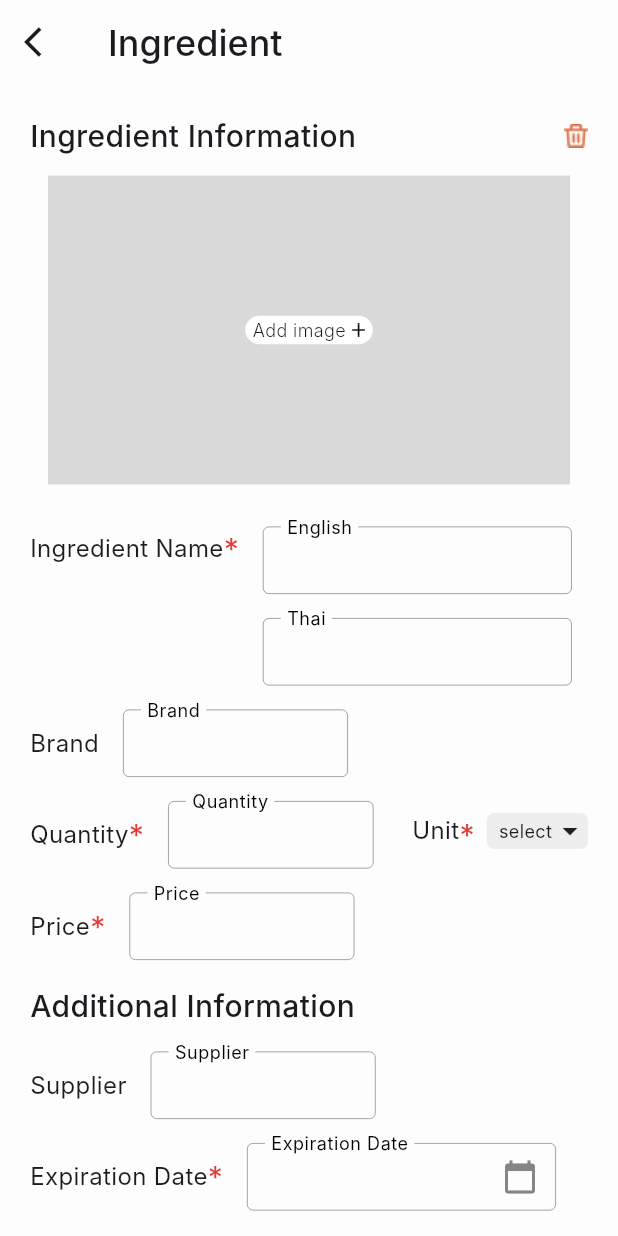
After one commit to BakingUp/BakingUp-Frontend, a Flutter app: the AddEditIngredientStockScreen screen opened by its route, after a tap on the "arrow back ios" icon, on a phone screen of 412 x 824 dp. The commit adds this screen. Run offline on Flutter 3.47's test engine with Material 3 defaults, Android fonts, the phone set to English and light mode, and no system bars; Roboto replaces fonts that are missing (Inter).

Commit message:
[ADD] Add / edit ingredient stock UI

```diff
--- a/lib/constants/routes.dart
+++ b/lib/constants/routes.dart
@@ -13,6 +13,7 @@ const orderDetailRoute = '/orderDetail/';
 const notificationRoute = '/notification/';
 const profileRoute = '/profile/';
 const addEditIngredientRoute = '/addEditIngredient/';
+const addEditIngredientStockRoute = '/addEditIngredientStock/';
 const addEditRecipeRoute = '/addEditRecipe/';
 const addEditOrderRoute = '/addEditOrder/';
 const stockRoute = '/stock/';
--- a/lib/main.dart
+++ b/lib/main.dart
@@ -1,5 +1,6 @@
 import 'package:bakingup_frontend/constants/routes.dart';
 import 'package:bakingup_frontend/screens/add_edit_ingredient_screen.dart';
+import 'package:bakingup_frontend/screens/add_edit_ingredient_stock_screen.dart';
 import 'package:bakingup_frontend/screens/add_edit_order_screen.dart';
 import 'package:bakingup_frontend/screens/add_edit_recipe_screen.dart';
 import 'package:bakingup_frontend/screens/add_edit_stock_screen.dart';
@@ -80,6 +81,9 @@ class _MainAppState extends State<MainApp> {
           case addEditIngredientRoute:
             return MaterialPageRoute(
                 builder: (context) => const AddEditIngredientScreen());
+          case addEditIngredientStockRoute:
+            return MaterialPageRoute(
+                builder: (context) => const AddEditIngredientStockScreen());
           case addEditRecipeRoute:
             return MaterialPageRoute(
                 builder: (context) => const AddEditRecipeScreen());
--- /dev/null
+++ b/lib/screens/add_edit_ingredient_stock_screen.dart
@@ -0,0 +1,304 @@
+// Importing libraries
+import 'package:flutter/material.dart';
+
+// Importing files
+import 'package:bakingup_frontend/constants/colors.dart';
+import 'package:bakingup_frontend/widgets/add_edit_ingredient_stock/add_edit_ingredient_stock_container.dart';
+import 'package:bakingup_frontend/widgets/add_edit_ingredient_stock/add_edit_ingredient_stock_title.dart';
+import 'package:bakingup_frontend/widgets/add_edit_ingredient_stock/add_edit_ingredient_stock_delete_button.dart';
+import 'package:bakingup_frontend/widgets/add_edit_ingredient_stock/add_edit_ingredient_stock_expiration_date_field.dart';
+import 'package:bakingup_frontend/widgets/add_edit_ingredient_stock/add_edit_ingredient_stock_name_text_field.dart';
+import 'package:bakingup_frontend/widgets/add_edit_ingredient_stock/add_edit_ingredient_stock_text_field.dart';
+import 'package:bakingup_frontend/widgets/add_edit_ingredient_stock/add_edit_ingredient_stock_note_text_field.dart';
+import 'package:bakingup_frontend/widgets/add_edit_ingredient_stock/add_edit_ingredient_stock_image_uploader.dart';
+import 'package:bakingup_frontend/widgets/baking_up_dropdown.dart';
+import 'package:bakingup_frontend/widgets/baking_up_long_action_button.dart';
+
+class AddEditIngredientStockScreen extends StatefulWidget {
+  const AddEditIngredientStockScreen({super.key});
+
+  @override
+  State<AddEditIngredientStockScreen> createState() =>
+      _AddEditIngredientStockScreenState();
+}
+
+class _AddEditIngredientStockScreenState
+    extends State<AddEditIngredientStockScreen> {
+  List<IngredientStockDetailNote> ingredientStockDetailNotes = [
+    IngredientStockDetailNote(
+      ingredientNote: "This ingredient is used for making bread.",
+      noteCreatedAt: "03/03/2024",
+    ),
+    IngredientStockDetailNote(
+      ingredientNote: "This ingredient is used for making cake.",
+      noteCreatedAt: "06/03/2024",
+    ),
+    IngredientStockDetailNote(
+      ingredientNote: "This ingredient is used for making cookies.",
+      noteCreatedAt: "09/03/2024",
+    ),
+  ];
+
+  @override
+  Widget build(BuildContext context) {
+    return Scaffold(
+      backgroundColor: backgroundColor,
+      appBar: AppBar(
+        backgroundColor: backgroundColor,
+        scrolledUnderElevation: 0,
+        title: const Text(
+          "Ingredient",
+          style: TextStyle(
+            fontSize: 24,
+            fontFamily: 'Inter',
+            fontStyle: FontStyle.normal,
+            fontWeight: FontWeight.w500,
+          ),
+        ),
+        leading: Builder(
+          builder: (context) {
+            return IconButton(
+              icon: const Icon(Icons.arrow_back_ios),
+              onPressed: () {},
+            );
+          },
+        ),
+      ),
+      body: AddEditIngredientStockContainer(
+        children: [
+          const Row(
+            mainAxisAlignment: MainAxisAlignment.spaceBetween,
+            children: [
+              AddEditIngredientStockTitle(title: "Ingredient Information"),
+              AddEditIngredientStockDeleteButton(),
+            ],
+          ),
+          const AddEditIngredientStockImageUploader(),
+          const SizedBox(height: 16),
+          Row(
+            mainAxisAlignment: MainAxisAlignment.start,
+            crossAxisAlignment: CrossAxisAlignment.start,
+            children: [
+              Row(
+                children: [
+                  const Text(
+                    'Ingredient Name',
+                    style: TextStyle(
+                      fontSize: 16,
+                      fontFamily: 'Inter',
+                      fontStyle: FontStyle.normal,
+                      fontWeight: FontWeight.w400,
+                    ),
+                  ),
+                  Text(
+                    '*',
+                    style: TextStyle(
+                      color: redColor,
+                      fontSize: 20,
+                      fontFamily: 'Inter',
+                      fontStyle: FontStyle.normal,
+                      fontWeight: FontWeight.w400,
+                    ),
+                  ),
+                  const SizedBox(width: 16),
+                ],
+              ),
+              const Column(
+                children: [
+                  AddEditIngredientStockNameTextField(label: 'English'),
+                  SizedBox(height: 16),
+                  AddEditIngredientStockNameTextField(label: 'Thai')
+                ],
+              ),
+            ],
+          ),
+          const SizedBox(height: 16),
+          const Row(
+            mainAxisAlignment: MainAxisAlignment.start,
+            crossAxisAlignment: CrossAxisAlignment.center,
+            children: [
+              Text(
+                'Brand',
+                style: TextStyle(
+                  fontSize: 16,
+                  fontFamily: 'Inter',
+                  fontStyle: FontStyle.normal,
+                  fontWeight: FontWeight.w400,
+                ),
+              ),
+              SizedBox(width: 16),
+              AddEditIngredientStockTextField(label: "Brand", width: 150)
+            ],
+          ),
+          const SizedBox(height: 16),
+          Row(
+            mainAxisAlignment: MainAxisAlignment.spaceBetween,
+            children: [
+              Row(
+                mainAxisAlignment: MainAxisAlignment.start,
+                crossAxisAlignment: CrossAxisAlignment.center,
+                children: [
+                  Text(
+                    'Quantity',
+                    style: TextStyle(
+                      fontSize: 16,
+                      fontFamily: 'Inter',
+                      fontStyle: FontStyle.normal,
+                      fontWeight: FontWeight.w400,
+                    ),
+                  ),
+                  Text(
+                    '*',
+                    style: TextStyle(
+                      color: redColor,
+                      fontSize: 20,
+                      fontFamily: 'Inter',
+                      fontStyle: FontStyle.normal,
+                      fontWeight: FontWeight.w400,
+                    ),
+                  ),
+                  SizedBox(width: 16),
+                  AddEditIngredientStockTextField(
+                      label: 'Quantity',
+                      width: MediaQuery.of(context).size.width - 275),
+                  SizedBox(width: 16),
+                ],
+              ),
+              Row(
+                mainAxisAlignment: MainAxisAlignment.start,
+                crossAxisAlignment: CrossAxisAlignment.start,
+                children: [
+                  Text(
+                    'Unit',
+                    style: TextStyle(
+                      fontSize: 16,
+                      fontFamily: 'Inter',
+                      fontStyle: FontStyle.normal,
+                      fontWeight: FontWeight.w400,
+                    ),
+                  ),
+                  Text(
+                    '*',
+                    style: TextStyle(
+                      color: redColor,
+                      fontSize: 20,
+                      fontFamily: 'Inter',
+                      fontStyle: FontStyle.normal,
+                      fontWeight: FontWeight.w400,
+                    ),
+                  ),
+                  const SizedBox(width: 8),
+                  const BakingUpDropdown(text: 'select'),
+                ],
+              ),
+            ],
+          ),
+          const SizedBox(height: 16),
+          Row(
+            mainAxisAlignment: MainAxisAlignment.start,
+            crossAxisAlignment: CrossAxisAlignment.center,
+            children: [
+              const Text(
+                'Price',
+                style: TextStyle(
+                  fontSize: 16,
+                  fontFamily: 'Inter',
+                  fontStyle: FontStyle.normal,
+                  fontWeight: FontWeight.w400,
+                ),
+              ),
+              Text(
+                '*',
+                style: TextStyle(
+                  color: redColor,
+                  fontSize: 20,
+                  fontFamily: 'Inter',
+                  fontStyle: FontStyle.normal,
+                  fontWeight: FontWeight.w400,
+                ),
+              ),
+              const SizedBox(width: 16),
+              const AddEditIngredientStockTextField(label: "Price", width: 150)
+            ],
+          ),
+          const SizedBox(height: 16),
+          const AddEditIngredientStockTitle(title: "Additional Information"),
+          const SizedBox(height: 16),
+          const Row(
+            mainAxisAlignment: MainAxisAlignment.start,
+            crossAxisAlignment: CrossAxisAlignment.center,
+            children: [
+              Text(
+                'Supplier',
+                style: TextStyle(
+                  fontSize: 16,
+                  fontFamily: 'Inter',
+                  fontStyle: FontStyle.normal,
+                  fontWeight: FontWeight.w400,
+                ),
+              ),
+              SizedBox(width: 16),
+              AddEditIngredientStockTextField(label: "Supplier", width: 150)
+            ],
+          ),
+          const SizedBox(height: 16),
+          Row(
+            mainAxisAlignment: MainAxisAlignment.start,
+            crossAxisAlignment: CrossAxisAlignment.center,
+            children: [
+              Row(
+                children: [
+                  const Text(
+                    'Expiration Date',
+                    style: TextStyle(
+                      fontSize: 16,
+                      fontFamily: 'Inter',
+                      fontStyle: FontStyle.normal,
+                      fontWeight: FontWeight.w400,
+                    ),
+                  ),
+                  Text(
+                    '*',
+                    style: TextStyle(
+                      color: redColor,
+                      fontSize: 20,
+                      fontFamily: 'Inter',
+                      fontStyle: FontStyle.normal,
+                      fontWeight: FontWeight.w400,
+                    ),
+                  ),
+                  const SizedBox(width: 16),
+                ],
+              ),
+              const AddEditIngredientStockExpirationDateField(),
+            ],
+          ),
+          const SizedBox(height: 50),
+          const AddEditIngredientStockTitle(title: "Note:"),
+          const SizedBox(height: 16),
+          const AddEditIngredientStockNoteTextField(),
+          const SizedBox(height: 80),
+          Row(
+            mainAxisAlignment: MainAxisAlignment.center,
+            children: [
+              BakingUpLongActionButton(title: 'Cancel', color: greyColor),
+              const SizedBox(width: 8),
+              BakingUpLongActionButton(title: 'Save', color: lightGreenColor)
+            ],
+          )
+        ],
+      ),
+    );
+  }
+}
+
+// Temporary class to simulate the data
+class IngredientStockDetailNote {
+  final String ingredientNote;
+  final String noteCreatedAt;
+
+  IngredientStockDetailNote({
+    required this.ingredientNote,
+    required this.noteCreatedAt,
+  });
+}
--- a/lib/utilities/drawer.dart
+++ b/lib/utilities/drawer.dart
@@ -128,7 +128,7 @@ class BakingUpDrawer extends StatelessWidget {
             ),
             onTap: () {
               Navigator.of(context).pushNamedAndRemoveUntil(
-                  ingredientDetailRoute, (route) => false);
+                  addEditIngredientStockRoute, (route) => false);
             },
           ),
           ListTile(
--- /dev/null
+++ b/lib/widgets/add_edit_ingredient_stock/add_edit_ingredient_stock_container.dart
@@ -0,0 +1,21 @@
+import 'package:flutter/material.dart';
+
+class AddEditIngredientStockContainer extends StatelessWidget {
+  final List<Widget> children;
+  const AddEditIngredientStockContainer({super.key, required this.children});
+
+  @override
+  Widget build(BuildContext context) {
+    return SingleChildScrollView(
+      physics: const ScrollPhysics(),
+      child: Container(
+        padding: const EdgeInsets.all(20.0),
+        child: Column(
+          children: [
+            ...children,
+          ],
+        ),
+      ),
+    );
+  }
+}
--- /dev/null
+++ b/lib/widgets/add_edit_ingredient_stock/add_edit_ingredient_stock_delete_button.dart
@@ -0,0 +1,10 @@
+import 'package:flutter/material.dart';
+
+class AddEditIngredientStockDeleteButton extends StatelessWidget {
+  const AddEditIngredientStockDeleteButton({super.key});
+
+  @override
+  Widget build(BuildContext context) {
+    return Image.asset('assets/icons/delete.png');
+  }
+}
--- /dev/null
+++ b/lib/widgets/add_edit_ingredient_stock/add_edit_ingredient_stock_expiration_date_field.dart
@@ -0,0 +1,70 @@
+import 'package:bakingup_frontend/constants/colors.dart';
+import 'package:flutter/material.dart';
+
+class AddEditIngredientStockExpirationDateField extends StatefulWidget {
+  const AddEditIngredientStockExpirationDateField({super.key});
+
+  @override
+  _AddEditIngredientStockExpirationDateFieldState createState() =>
+      _AddEditIngredientStockExpirationDateFieldState();
+}
+
+class _AddEditIngredientStockExpirationDateFieldState
+    extends State<AddEditIngredientStockExpirationDateField> {
+  final TextEditingController _controller = TextEditingController();
+
+  Future<void> _selectDate(BuildContext context) async {
+    final DateTime? picked = await showDatePicker(
+      context: context,
+      initialDate: DateTime.now(),
+      firstDate: DateTime(2000),
+      lastDate: DateTime(2100),
+    );
+    if (picked != null) {
+      setState(() {
+        _controller.text = "${picked.month}/${picked.day}/${picked.year}";
+      });
+    }
+  }
+
+  @override
+  Widget build(BuildContext context) {
+    return SizedBox(
+      width: MediaQuery.of(context).size.width / 2,
+      height: 45,
+      child: TextField(
+        controller: _controller,
+        readOnly: true,
+        onTap: () => _selectDate(context),
+        style: const TextStyle(
+          fontSize: 12,
+          fontFamily: 'Inter',
+          fontStyle: FontStyle.normal,
+          fontWeight: FontWeight.w300,
+        ),
+        cursorColor: blackColor,
+        decoration: InputDecoration(
+          border: const OutlineInputBorder(),
+          focusedBorder: OutlineInputBorder(
+            borderSide: BorderSide(color: darkGreyColor, width: 0.5),
+          ),
+          enabledBorder: OutlineInputBorder(
+            borderSide: BorderSide(color: darkGreyColor, width: 0.5),
+          ),
+          labelText: 'Expiration Date',
+          floatingLabelBehavior: FloatingLabelBehavior.always,
+          labelStyle: const TextStyle(
+            fontFamily: 'Inter',
+            fontSize: 16.0,
+            fontWeight: FontWeight.normal,
+            color: Colors.black,
+          ),
+          suffixIcon: IconButton(
+            icon: Icon(Icons.calendar_today, color: darkGreyColor),
+            onPressed: () => _selectDate(context),
+          ),
+        ),
+      ),
+    );
+  }
+}
--- /dev/null
+++ b/lib/widgets/add_edit_ingredient_stock/add_edit_ingredient_stock_image_uploader.dart
@@ -0,0 +1,43 @@
+import 'package:bakingup_frontend/constants/colors.dart';
+import 'package:flutter/material.dart';
+
+class AddEditIngredientStockImageUploader extends StatelessWidget {
+  const AddEditIngredientStockImageUploader({super.key});
+
+  @override
+  Widget build(BuildContext context) {
+    return Container(
+      color: greyColor,
+      margin: const EdgeInsets.all(12.0),
+      width: MediaQuery.of(context).size.width,
+      height: MediaQuery.of(context).size.width / 2,
+      child: Center(
+        child: Container(
+          padding: const EdgeInsets.symmetric(horizontal: 5, vertical: 1),
+          decoration: BoxDecoration(
+            color: whiteColor,
+            borderRadius: BorderRadius.circular(30),
+          ),
+          child: Row(
+            mainAxisSize: MainAxisSize
+                .min, // This makes the Row only take as much space as needed
+            mainAxisAlignment: MainAxisAlignment.center,
+            children: [
+              const Text(
+                "Add image",
+                style: TextStyle(
+                  fontSize: 12,
+                  fontFamily: 'Inter',
+                  fontStyle: FontStyle.normal,
+                  fontWeight: FontWeight.w300,
+                ),
+              ),
+              const SizedBox(width: 4),
+              Image.asset('assets/icons/add.png'),
+            ],
+          ),
+        ),
+      ),
+    );
+  }
+}
--- /dev/null
+++ b/lib/widgets/add_edit_ingredient_stock/add_edit_ingredient_stock_name_text_field.dart
@@ -0,0 +1,42 @@
+import 'package:bakingup_frontend/constants/colors.dart';
+import 'package:flutter/material.dart';
+
+class AddEditIngredientStockNameTextField extends StatelessWidget {
+  final String label;
+  const AddEditIngredientStockNameTextField({super.key, required this.label});
+
+  @override
+  Widget build(BuildContext context) {
+    return SizedBox(
+      width: MediaQuery.of(context).size.width / 2,
+      height: 45,
+      child: TextField(
+        maxLines: 1,
+        style: const TextStyle(
+          fontSize: 12,
+          fontFamily: 'Inter',
+          fontStyle: FontStyle.normal,
+          fontWeight: FontWeight.w300,
+        ),
+        cursorColor: blackColor,
+        decoration: InputDecoration(
+          border: const OutlineInputBorder(),
+          focusedBorder: OutlineInputBorder(
+            borderSide: BorderSide(color: darkGreyColor, width: 0.5),
+          ),
+          enabledBorder: OutlineInputBorder(
+            borderSide: BorderSide(color: darkGreyColor, width: 0.5),
+          ),
+          labelText: label,
+          floatingLabelBehavior: FloatingLabelBehavior.always,
+          labelStyle: const TextStyle(
+            fontFamily: 'Inter',
+            fontSize: 16.0,
+            fontWeight: FontWeight.normal,
+            color: Colors.black,
+          ),
+        ),
+      ),
+    );
+  }
+}
--- /dev/null
+++ b/lib/widgets/add_edit_ingredient_stock/add_edit_ingredient_stock_note_text_field.dart
@@ -0,0 +1,39 @@
+import 'package:bakingup_frontend/constants/colors.dart';
+import 'package:flutter/material.dart';
+
+class AddEditIngredientStockNoteTextField extends StatelessWidget {
+  const AddEditIngredientStockNoteTextField({super.key});
+
+  @override
+  Widget build(BuildContext context) {
+    return SizedBox(
+      width: MediaQuery.of(context).size.width - 60,
+      child: TextField(
+        maxLines: null,
+        style: const TextStyle(
+          fontSize: 12,
+          fontFamily: 'Inter',
+          fontStyle: FontStyle.normal,
+          fontWeight: FontWeight.w300,
+        ),
+        cursorColor: blackColor,
+        decoration: InputDecoration(
+          border: const OutlineInputBorder(),
+          focusedBorder: OutlineInputBorder(
+            borderSide: BorderSide(color: darkGreyColor, width: 0.5),
+          ),
+          enabledBorder: OutlineInputBorder(
+            borderSide: BorderSide(color: darkGreyColor, width: 0.5),
+          ),
+          floatingLabelBehavior: FloatingLabelBehavior.always,
+          labelStyle: const TextStyle(
+            fontFamily: 'Inter',
+            fontSize: 16.0,
+            fontWeight: FontWeight.normal,
+            color: Colors.black,
+          ),
+        ),
+      ),
+    );
+  }
+}
--- /dev/null
+++ b/lib/widgets/add_edit_ingredient_stock/add_edit_ingredient_stock_text_field.dart
@@ -0,0 +1,43 @@
+import 'package:bakingup_frontend/constants/colors.dart';
+import 'package:flutter/material.dart';
+
+class AddEditIngredientStockTextField extends StatelessWidget {
+  final String label;
+  final double width;
+  const AddEditIngredientStockTextField({super.key, required this.label, required this.width});
+
+  @override
+  Widget build(BuildContext context) {
+    return SizedBox(
+      width: width,
+      height: 45,
+      child: TextField(
+        maxLines: 1,
+        style: const TextStyle(
+          fontSize: 12,
+          fontFamily: 'Inter',
+          fontStyle: FontStyle.normal,
+          fontWeight: FontWeight.w300,
+        ),
+        cursorColor: blackColor,
+        decoration: InputDecoration(
+          border: const OutlineInputBorder(),
+          focusedBorder: OutlineInputBorder(
+            borderSide: BorderSide(color: darkGreyColor, width: 0.5),
+          ),
+          enabledBorder: OutlineInputBorder(
+            borderSide: BorderSide(color: darkGreyColor, width: 0.5),
+          ),
+          labelText: label,
+          floatingLabelBehavior: FloatingLabelBehavior.always,
+          labelStyle: const TextStyle(
+            fontFamily: 'Inter',
+            fontSize: 16.0,
+            fontWeight: FontWeight.normal,
+            color: Colors.black,
+          ),
+        ),
+      ),
+    );
+  }
+}
--- /dev/null
+++ b/lib/widgets/add_edit_ingredient_stock/add_edit_ingredient_stock_title.dart
@@ -0,0 +1,24 @@
+import 'package:flutter/material.dart';
+
+class AddEditIngredientStockTitle extends StatelessWidget {
+  final String title;
+  const AddEditIngredientStockTitle({super.key, required this.title});
+
+  @override
+  Widget build(BuildContext context) {
+    return Row(
+      mainAxisAlignment: MainAxisAlignment.start,
+      children: [
+        Text(
+          title,
+          style: const TextStyle(
+            fontSize: 20,
+            fontFamily: 'Inter',
+            fontStyle: FontStyle.normal,
+            fontWeight: FontWeight.w500,
+          ),
+        ),
+      ],
+    );
+  }
+}
```
Also changed, not shown: assets/icons/calendar.png (added).
